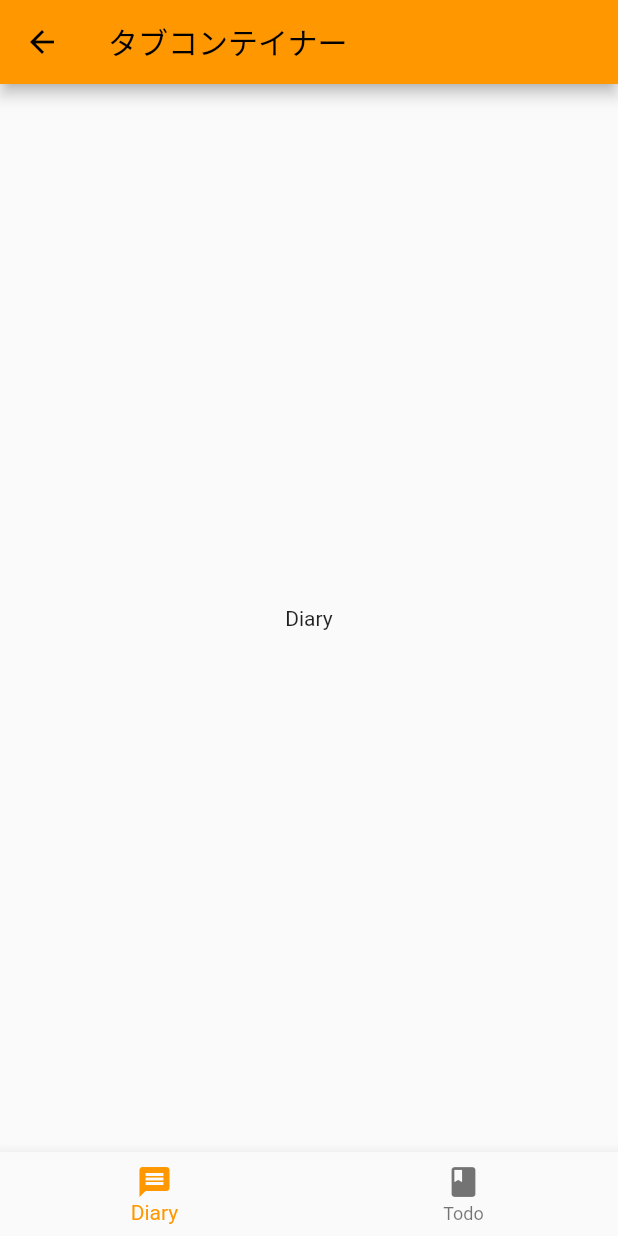
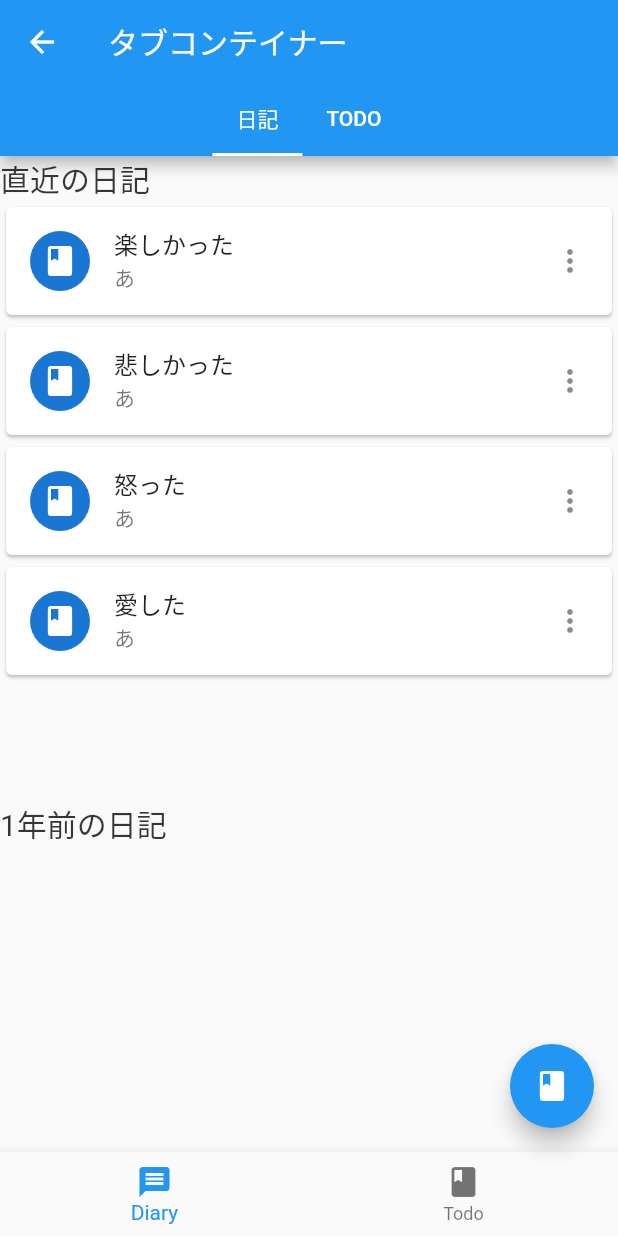
Before and after one commit to peintangos/diarty_todo, a Flutter app: the screen it shows after launch, after a tap on "Tap Me", on a phone screen of 412 x 824 dp. Run offline on Flutter 3.47's test engine with Material 2 defaults, Android fonts, the phone set to English and light mode, and no system bars.

Commit message:
タイルとかを試した。

```diff
--- a/lib/main.dart
+++ b/lib/main.dart
@@ -9,13 +9,15 @@
   Widget build(BuildContext context) {
     // TODO: implement build
     return MaterialApp(
-      theme: ThemeData(primarySwatch: Colors.orange),
-      home: SplashWidget(),
+      theme: ThemeData(primarySwatch: Colors.blue),
+      home: const SplashWidget(),
     );
   }
 }
 
 class SplashWidget extends StatelessWidget {
+  const SplashWidget({Key? key}) : super(key: key);
+
   @override
   Widget build(BuildContext context) {
     // TODO: implement build
@@ -41,6 +43,8 @@
 }
 
 class TabContainerWidget extends StatefulWidget {
+  const TabContainerWidget({Key? key}) : super(key: key);
+
   @override
   _TabContainerWidget createState() => _TabContainerWidget();
 }
@@ -52,17 +56,51 @@
   @override
   Widget build(BuildContext context) {
     // TODO: implement build
-    return Scaffold(
+    return DefaultTabController(
+        length: 2,
+        child: Scaffold(
           appBar: AppBar(
             title: Text("タブコンテイナー"),
+            bottom: TabBar(
+              isScrollable: true,
+              tabs: const [
+                Tab(
+                    child: Text(
+                  "日記",
+                  style: TextStyle(color: Colors.white),
+                  maxLines: 1,
+                )),
+                Tab(
+                    child: Text(
+                  "TODO",
+                  style: TextStyle(color: Colors.white),
+                ))
+              ],
+              onTap: (index) => {_onTapItem(index)},
             ),
-        body: tabPageList[selectedIndex],
+          ),
+          body: TabBarView(children: tabPageList),
           bottomNavigationBar: BottomNavigationBar(
+            currentIndex: selectedIndex,
             items: const [
-            BottomNavigationBarItem(icon: Icon(Icons.message), label: "Diary"),
+              BottomNavigationBarItem(
+                  icon: Icon(Icons.message), label: "Diary"),
               BottomNavigationBarItem(icon: Icon(Icons.book), label: "Todo")
             ],
             onTap: (index) => {_onTapItem(index)},
+          ),
+          floatingActionButton: FloatingActionButton(
+            child: const Icon(Icons.book),
+            onPressed: () => {
+              showModalBottomSheet(
+                  context: context,
+                  builder: (build) {
+                    return Container(
+                      color: Colors.blue,
+                    );
+                  })
+            },
+          ),
         ));
   }
 
@@ -74,11 +112,58 @@
 }
 
 class DiaryPage extends StatelessWidget {
+  DiaryPage({Key? key}) : super(key: key);
+
+  Card _createCard(Diary diary, BuildContext context) {
+    return Card(
+      child: ListTile(
+        title: Text(diary.title),
+        subtitle: Text(diary.subTitle),
+        leading: const CircleAvatar(
+          child: Icon(Icons.book),
+        ),
+        trailing: Icon(Icons.more_vert),
+        onTap: () async {
+          var editDiary = await Navigator.push(context, MaterialPageRoute(builder: (context) {
+            return DiaryDetail(
+              diary: diary,
+            );
+          }));
+        },
+      ),
+    );
+  }
+
+  List<Diary>? diaryList = [
+    Diary("松尾", "楽しかった", "あ"),
+    Diary("松尾", "悲しかった", "あ"),
+    Diary("松尾", "怒った", "あ"),
+    Diary("松尾", "愛した", "あ")
+  ];
+
   @override
   Widget build(BuildContext context) {
     // TODO: implement build
-    return const Center(
-      child: Text("Diary"),
+    return Column(
+      crossAxisAlignment: CrossAxisAlignment.start,
+      children: <Widget>[
+        const Text(
+          "直近の日記",
+          style: TextStyle(color: Color.fromARGB(200, 0, 0, 0), fontSize: 20),
+        ),
+        Container(
+          height: 400,
+          child: ListView.builder(
+              itemCount: diaryList?.length ?? 0,
+              itemBuilder: (context, index) {
+                return _createCard(diaryList![index], context);
+              }),
+        ),
+        const Text(
+          "1年前の日記",
+          style: TextStyle(color: Color.fromARGB(200, 0, 0, 0), fontSize: 20),
+        )
+      ],
     );
   }
 }
@@ -92,3 +177,39 @@
     );
   }
 }
+
+class CreateDiary extends StatelessWidget {
+  @override
+  Widget build(BuildContext context) {
+    // TODO: implement build
+    return Scaffold(
+      appBar: AppBar(),
+    );
+  }
+}
+
+class Diary {
+  Diary(this.name, this.title, this.subTitle);
+
+  String name = "デフォルト";
+  String title = "タイトル";
+  String subTitle = "サブタイトル";
+  DateTime dateTime = DateTime.now();
+}
+
+class DiaryDetail extends StatelessWidget {
+  final Diary diary;
+
+  DiaryDetail({required this.diary}) : super();
+
+  @override
+  Widget build(BuildContext context) {
+    // TODO: implement build
+    return Scaffold(
+      appBar: AppBar(),
+      body: Column(
+        children: [Text(diary.name), Text(diary.title), Text(diary.subTitle)],
+      ),
+    );
+  }
+}
```
Lines whose indentation alone changed are shown as unchanged.
